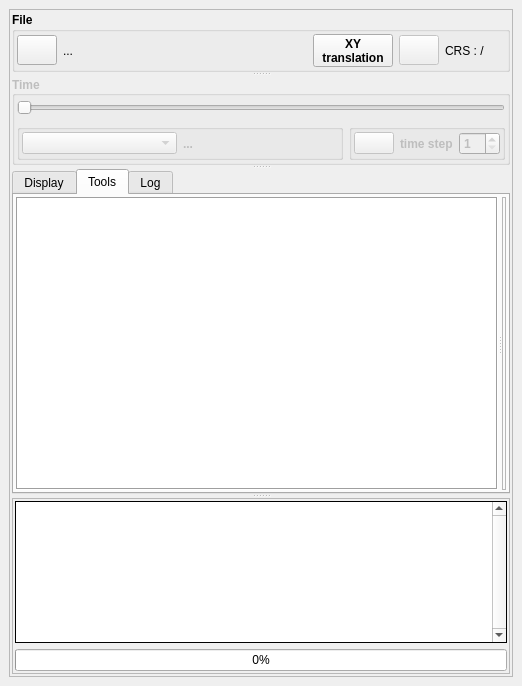
Qt form PostTelemac/ui/properties.ui (nicogodet/PostTelemac) before a commit.
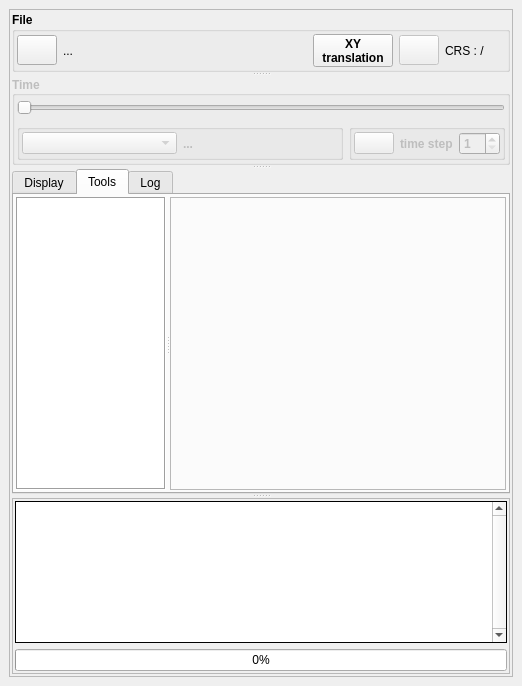
The same form after that commit. The open tabs and pages were chosen to show the change. Icons and pictures are not drawn.

```diff
--- a/PostTelemac/ui/properties.ui
+++ b/PostTelemac/ui/properties.ui
@@ -1710,21 +1710,21 @@
                </property>
                <widget class="QTreeWidget" name="treeWidget_utils">
                 <property name="sizePolicy">
-                 <sizepolicy hsizetype="Preferred" vsizetype="Preferred">
+                 <sizepolicy hsizetype="Fixed" vsizetype="Minimum">
                   <horstretch>0</horstretch>
                   <verstretch>0</verstretch>
                  </sizepolicy>
                 </property>
                 <property name="minimumSize">
                  <size>
-                  <width>0</width>
+                  <width>150</width>
                   <height>0</height>
                  </size>
                 </property>
                 <property name="maximumSize">
                  <size>
-                  <width>16777215</width>
-                  <height>16777215</height>
+                  <width>150</width>
+                  <height>550</height>
                  </size>
                 </property>
                 <property name="acceptDrops">
@@ -1789,11 +1789,23 @@
                </widget>
                <widget class="QStackedWidget" name="stackedWidget">
                 <property name="sizePolicy">
-                 <sizepolicy hsizetype="Preferred" vsizetype="Preferred">
+                 <sizepolicy hsizetype="Minimum" vsizetype="Minimum">
                   <horstretch>0</horstretch>
                   <verstretch>0</verstretch>
                  </sizepolicy>
                 </property>
+                <property name="minimumSize">
+                 <size>
+                  <width>300</width>
+                  <height>0</height>
+                 </size>
+                </property>
+                <property name="maximumSize">
+                 <size>
+                  <width>16777215</width>
+                  <height>550</height>
+                 </size>
+                </property>
                 <property name="frameShape">
                  <enum>QFrame::StyledPanel</enum>
                 </property>
```
Left out of the diff: 3 changed lines with no effect on the pictures.
